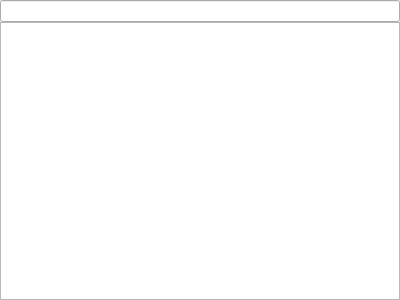
Above: src/globalsearch/globalsearchview.ui from clementine-player/Clementine before the change. Below: the same form after it.
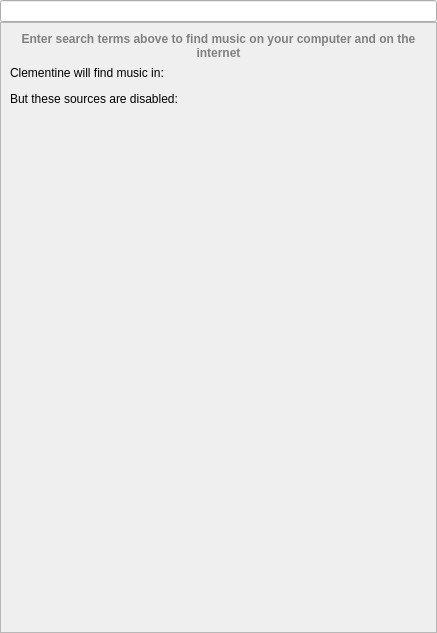
That is the form after the change. Custom widgets are drawn as their Qt base class.

Commit message: Add a helpful message to the Search view when no query has been entered

```diff
--- a/src/globalsearch/globalsearchview.ui
+++ b/src/globalsearch/globalsearchview.ui
@@ -6,13 +6,20 @@
    <rect>
     <x>0</x>
     <y>0</y>
-    <width>400</width>
-    <height>300</height>
+    <width>437</width>
+    <height>633</height>
    </rect>
   </property>
   <property name="windowTitle">
    <string>Form</string>
   </property>
+  <property name="styleSheet">
+   <string notr="true">#help_text {
+  color: gray;
+  font-weight: bold;
+  margin: 1em 1em 4em 1em;
+}</string>
+  </property>
   <layout class="QVBoxLayout" name="verticalLayout">
    <property name="spacing">
     <number>0</number>
@@ -28,16 +35,113 @@
     </widget>
    </item>
    <item>
-    <widget class="AutoExpandingTreeView" name="results">
-     <property name="editTriggers">
-      <set>QAbstractItemView::NoEditTriggers</set>
+    <widget class="QStackedWidget" name="stack">
+     <property name="currentIndex">
+      <number>1</number>
      </property>
-     <property name="dragEnabled">
-      <bool>true</bool>
-     </property>
-     <attribute name="headerVisible">
-      <bool>false</bool>
-     </attribute>
+     <widget class="QWidget" name="results_page">
+      <layout class="QVBoxLayout" name="verticalLayout_3">
+       <property name="spacing">
+        <number>0</number>
+       </property>
+       <property name="margin">
+        <number>0</number>
+       </property>
+       <item>
+        <widget class="AutoExpandingTreeView" name="results">
+         <property name="editTriggers">
+          <set>QAbstractItemView::NoEditTriggers</set>
+         </property>
+         <property name="dragEnabled">
+          <bool>true</bool>
+         </property>
+         <property name="dragDropMode">
+          <enum>QAbstractItemView::DragOnly</enum>
+         </property>
+         <property name="selectionMode">
+          <enum>QAbstractItemView::ExtendedSelection</enum>
+         </property>
+         <property name="allColumnsShowFocus">
+          <bool>true</bool>
+         </property>
+         <attribute name="headerVisible">
+          <bool>false</bool>
+         </attribute>
+        </widget>
+       </item>
+      </layout>
+     </widget>
+     <widget class="QWidget" name="help_page">
+      <layout class="QVBoxLayout" name="verticalLayout_6">
+       <property name="margin">
+        <number>0</number>
+       </property>
+       <item>
+        <widget class="QFrame" name="help_frame">
+         <property name="autoFillBackground">
+          <bool>true</bool>
+         </property>
+         <property name="frameShape">
+          <enum>QFrame::StyledPanel</enum>
+         </property>
+         <property name="frameShadow">
+          <enum>QFrame::Sunken</enum>
+         </property>
+         <layout class="QVBoxLayout" name="verticalLayout_2">
+          <item>
+           <widget class="QLabel" name="help_text">
+            <property name="text">
+             <string>Enter search terms above to find music on your computer and on the internet</string>
+            </property>
+            <property name="alignment">
+             <set>Qt::AlignCenter</set>
+            </property>
+            <property name="wordWrap">
+             <bool>true</bool>
+            </property>
+           </widget>
+          </item>
+          <item>
+           <widget class="QLabel" name="label_2">
+            <property name="text">
+             <string>Clementine will find music in:</string>
+            </property>
+            <property name="wordWrap">
+             <bool>true</bool>
+            </property>
+           </widget>
+          </item>
+          <item>
+           <widget class="QWidget" name="enabled_list" native="true"/>
+          </item>
+          <item>
+           <widget class="QLabel" name="label_3">
+            <property name="text">
+             <string>But these sources are disabled:</string>
+            </property>
+           </widget>
+          </item>
+          <item>
+           <widget class="QWidget" name="disabled_list" native="true"/>
+          </item>
+          <item>
+           <spacer name="verticalSpacer">
+            <property name="orientation">
+             <enum>Qt::Vertical</enum>
+            </property>
+            <property name="sizeHint" stdset="0">
+             <size>
+              <width>20</width>
+              <height>40</height>
+             </size>
+            </property>
+           </spacer>
+          </item>
+         </layout>
+        </widget>
+       </item>
+      </layout>
+     </widget>
     </widget>
    </item>
   </layout>
```
The commit also changes 7 other files.
